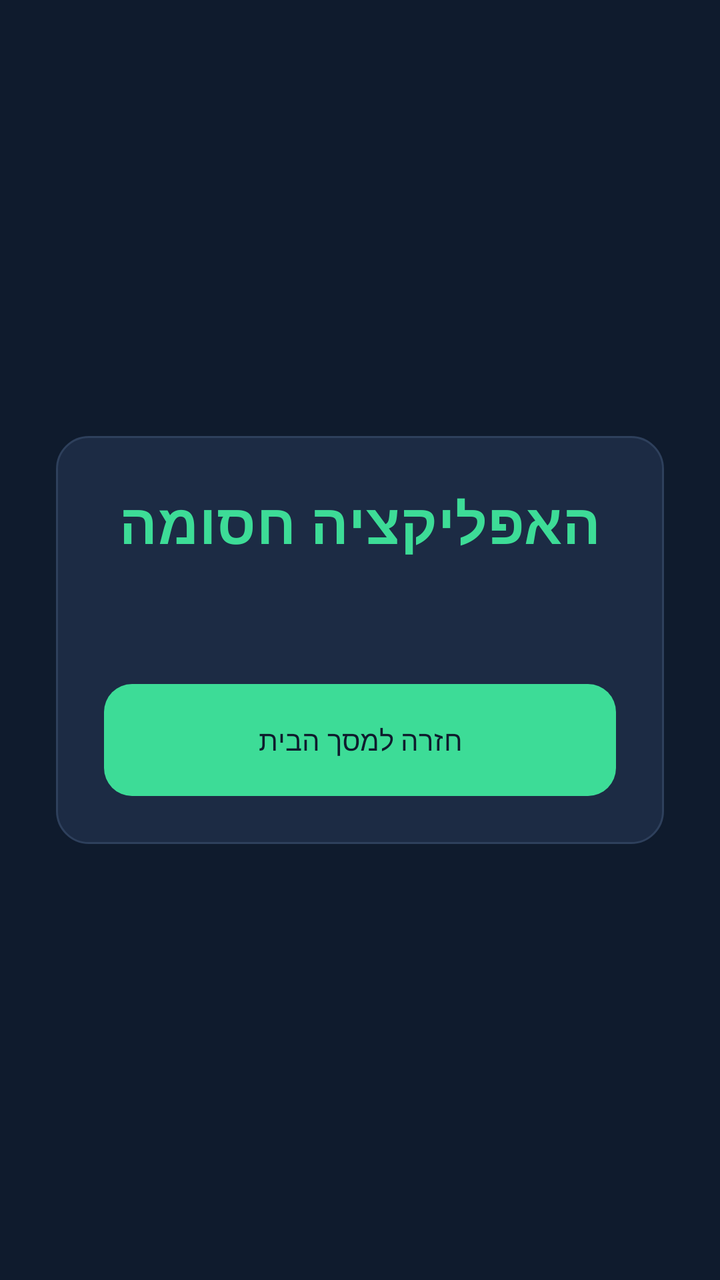
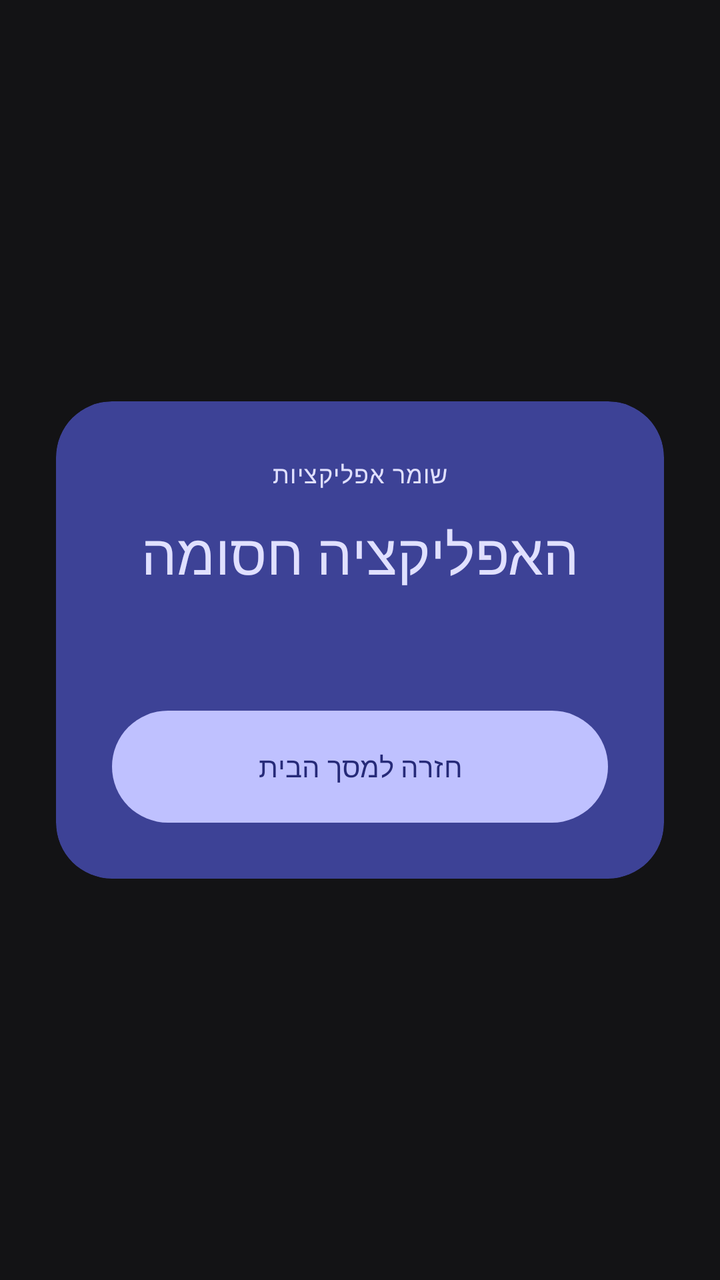

Screens rendered from an Android XML layout before and after an edit, with the pre-edit source and the edit as a unified diff.
<!-- AndroidManifest.xml: application theme Theme.AppGuard -->
<!-- res/layout/overlay_blocked.xml -->
<?xml version="1.0" encoding="utf-8"?>
<FrameLayout xmlns:android="http://schemas.android.com/apk/res/android"
    android:layout_width="match_parent"
    android:layout_height="match_parent"
    android:background="#F00F1B2D"
    android:layoutDirection="rtl"
    android:padding="28dp">

    <LinearLayout
        android:layout_width="match_parent"
        android:layout_height="wrap_content"
        android:layout_gravity="center"
        android:background="@drawable/bg_panel"
        android:orientation="vertical"
        android:padding="24dp">

        <TextView
            android:id="@+id/blockedTitle"
            style="@style/Text.Brand"
            android:layout_width="match_parent"
            android:layout_height="wrap_content"
            android:gravity="center"
            android:text="@string/blocked_title"
            android:textSize="28sp" />

        <TextView
            android:id="@+id/blockedMessage"
            android:layout_width="match_parent"
            android:layout_height="wrap_content"
            android:layout_marginTop="16dp"
            android:gravity="center"
            android:textColor="@color/text_secondary"
            android:textSize="16sp" />

        <com.google.android.material.button.MaterialButton
            android:id="@+id/btnGoHome"
            android:layout_width="match_parent"
            android:layout_height="56dp"
            android:layout_marginTop="24dp"
            android:text="@string/go_home" />
    </LinearLayout>
</FrameLayout>
<!-- resources referenced by this layout -->
<resources>
  <color name="text_secondary">#9AA8BC</color>
  <!-- drawable bg_panel (drawable) -->
  <?xml version="1.0" encoding="utf-8"?>
  <shape xmlns:android="http://schemas.android.com/apk/res/android"
      android:shape="rectangle">
      <solid android:color="@color/surface" />
      <corners android:radius="16dp" />
      <stroke
          android:width="1dp"
          android:color="@color/stroke" />
  </shape>
  <style name="Text.Brand" parent="TextAppearance.Material3.HeadlineLarge">
          <item name="android:textColor">@color/accent</item>
          <item name="android:textStyle">bold</item>
          <item name="android:letterSpacing">0.01</item>
      </style>
  <style name="Theme.AppGuard" parent="Theme.Material3.Dark.NoActionBar">
          <item name="colorPrimary">@color/accent</item>
          <item name="colorPrimaryContainer">@color/accent_dim</item>
          <item name="colorOnPrimary">@color/bg</item>
          <item name="colorSecondary">@color/warning</item>
          <item name="colorError">@color/danger</item>
          <item name="android:statusBarColor">@android:color/transparent</item>
          <item name="android:navigationBarColor">@android:color/transparent</item>
          <item name="android:windowBackground">@color/bg</item>
          <item name="android:textColorPrimary">@color/text_primary</item>
          <item name="android:textColorSecondary">@color/text_secondary</item>
          <item name="materialButtonStyle">@style/Widget.AppGuard.Button</item>
          <item name="android:windowLayoutInDisplayCutoutMode">shortEdges</item>
      </style>
  <color name="surface">#1C2B44</color>
  <color name="stroke">#2E405C</color>
  <color name="accent">#3DDC97</color>
  <color name="accent_dim">#2A9B6C</color>
  <color name="bg">#0F1B2D</color>
  <color name="warning">#FFCC66</color>
  <color name="danger">#F07178</color>
  <color name="text_primary">#F4F7FB</color>
  <style name="Widget.AppGuard.Button" parent="Widget.Material3.Button">
          <item name="backgroundTint">@color/accent</item>
          <item name="android:textColor">@color/bg</item>
          <item name="cornerRadius">14dp</item>
          <item name="android:minHeight">52dp</item>
          <item name="android:insetTop">0dp</item>
          <item name="android:insetBottom">0dp</item>
      </style>
  <!-- unchanged entries left out for length: 2 -->
</resources>

<!-- the commit's change to res/layout/overlay_blocked.xml (unified diff, before → after) -->
@@ -1,42 +1,58 @@
 <?xml version="1.0" encoding="utf-8"?>
 <FrameLayout xmlns:android="http://schemas.android.com/apk/res/android"
+    xmlns:app="http://schemas.android.com/apk/res-auto"
     android:layout_width="match_parent"
     android:layout_height="match_parent"
-    android:background="#F00F1B2D"
+    android:background="#CC131316"
     android:layoutDirection="rtl"
     android:padding="28dp">
 
-    <LinearLayout
+    <com.google.android.material.card.MaterialCardView
         android:layout_width="match_parent"
         android:layout_height="wrap_content"
         android:layout_gravity="center"
-        android:background="@drawable/bg_panel"
-        android:orientation="vertical"
-        android:padding="24dp">
+        app:cardBackgroundColor="@color/md_theme_primary_container"
+        app:shapeAppearanceOverlay="@style/Shape.AppGuard.CardHero">
 
-        <TextView
-            android:id="@+id/blockedTitle"
-            style="@style/Text.Brand"
+        <LinearLayout
             android:layout_width="match_parent"
             android:layout_height="wrap_content"
-            android:gravity="center"
-            android:text="@string/blocked_title"
-            android:textSize="28sp" />
+            android:orientation="vertical"
+            android:padding="28dp">
 
-        <TextView
-            android:id="@+id/blockedMessage"
-            android:layout_width="match_parent"
-            android:layout_height="wrap_content"
-            android:layout_marginTop="16dp"
-            android:gravity="center"
-            android:textColor="@color/text_secondary"
-            android:textSize="16sp" />
+            <TextView
+                style="@style/Text.Caption"
+                android:layout_width="match_parent"
+                android:layout_height="wrap_content"
+                android:gravity="center"
+                android:text="@string/app_name"
+                android:textColor="@color/md_theme_on_primary_container" />
 
-        <com.google.android.material.button.MaterialButton
-            android:id="@+id/btnGoHome"
-            android:layout_width="match_parent"
-            android:layout_height="56dp"
-            android:layout_marginTop="24dp"
-            android:text="@string/go_home" />
-    </LinearLayout>
+            <TextView
+                android:id="@+id/blockedTitle"
+                android:layout_width="match_parent"
+                android:layout_height="wrap_content"
+                android:layout_marginTop="12dp"
+                android:gravity="center"
+                android:text="@string/blocked_title"
+                android:textAppearance="@style/TextAppearance.Material3.HeadlineMedium"
+                android:textColor="@color/md_theme_on_primary_container" />
+
+            <TextView
+                android:id="@+id/blockedMessage"
+                android:layout_width="match_parent"
+                android:layout_height="wrap_content"
+                android:layout_marginTop="14dp"
+                android:gravity="center"
+                android:textAppearance="@style/TextAppearance.Material3.BodyLarge"
+                android:textColor="@color/md_theme_on_primary_container" />
+
+            <com.google.android.material.button.MaterialButton
+                android:id="@+id/btnGoHome"
+                android:layout_width="match_parent"
+                android:layout_height="56dp"
+                android:layout_marginTop="24dp"
+                android:text="@string/go_home" />
+        </LinearLayout>
+    </com.google.android.material.card.MaterialCardView>
 </FrameLayout>
<!-- resource entries referenced after the edit -->
@@ -1,50 +1,122 @@
 <!-- resources referenced by this layout -->
 <resources>
-  <color name="text_secondary">#9AA8BC</color>
-  <!-- drawable bg_panel (drawable) -->
-  <?xml version="1.0" encoding="utf-8"?>
-  <shape xmlns:android="http://schemas.android.com/apk/res/android"
-      android:shape="rectangle">
-      <solid android:color="@color/surface" />
-      <corners android:radius="16dp" />
-      <stroke
-          android:width="1dp"
-          android:color="@color/stroke" />
-  </shape>
-  <style name="Text.Brand" parent="TextAppearance.Material3.HeadlineLarge">
-          <item name="android:textColor">@color/accent</item>
-          <item name="android:textStyle">bold</item>
-          <item name="android:letterSpacing">0.01</item>
+  <color name="md_theme_on_primary_container">#E0E0FF</color>
+  <color name="md_theme_primary_container">#3D4296</color>
+  <string name="app_name">שומר אפליקציות</string>
+  <style name="Shape.AppGuard.CardHero" parent="ShapeAppearance.Material3.Corner.ExtraLarge">
+          <item name="cornerSize">28dp</item>
+      </style>
+  <style name="Text.Caption" parent="TextAppearance.Material3.LabelMedium">
+          <item name="android:textColor">?attr/colorOnSurfaceVariant</item>
       </style>
   <style name="Theme.AppGuard" parent="Theme.Material3.Dark.NoActionBar">
-          <item name="colorPrimary">@color/accent</item>
-          <item name="colorPrimaryContainer">@color/accent_dim</item>
-          <item name="colorOnPrimary">@color/bg</item>
-          <item name="colorSecondary">@color/warning</item>
-          <item name="colorError">@color/danger</item>
+          <item name="colorPrimary">@color/md_theme_primary</item>
+          <item name="colorOnPrimary">@color/md_theme_on_primary</item>
+          <item name="colorPrimaryContainer">@color/md_theme_primary_container</item>
+          <item name="colorOnPrimaryContainer">@color/md_theme_on_primary_container</item>
+          <item name="colorSecondary">@color/md_theme_secondary</item>
+          <item name="colorOnSecondary">@color/md_theme_on_secondary</item>
+          <item name="colorSecondaryContainer">@color/md_theme_secondary_container</item>
+          <item name="colorOnSecondaryContainer">@color/md_theme_on_secondary_container</item>
+          <item name="colorTertiary">@color/md_theme_tertiary</item>
+          <item name="colorOnTertiary">@color/md_theme_on_tertiary</item>
+          <item name="colorTertiaryContainer">@color/md_theme_tertiary_container</item>
+          <item name="colorOnTertiaryContainer">@color/md_theme_on_tertiary_container</item>
+          <item name="colorError">@color/md_theme_error</item>
+          <item name="colorOnError">@color/md_theme_on_error</item>
+          <item name="colorErrorContainer">@color/md_theme_error_container</item>
+          <item name="colorOnErrorContainer">@color/md_theme_on_error_container</item>
+          <item name="android:colorBackground">@color/md_theme_background</item>
+          <item name="colorOnBackground">@color/md_theme_on_background</item>
+          <item name="colorSurface">@color/md_theme_surface</item>
+          <item name="colorOnSurface">@color/md_theme_on_surface</item>
+          <item name="colorSurfaceVariant">@color/md_theme_surface_variant</item>
+          <item name="colorOnSurfaceVariant">@color/md_theme_on_surface_variant</item>
+          <item name="colorOutline">@color/md_theme_outline</item>
+          <item name="colorOutlineVariant">@color/md_theme_outline_variant</item>
+          <item name="colorSurfaceContainer">@color/md_theme_surface_container</item>
+          <item name="colorSurfaceContainerHigh">@color/md_theme_surface_container_high</item>
+          <item name="colorSurfaceContainerHighest">@color/md_theme_surface_container_highest</item>
+          <item name="colorSurfaceContainerLow">@color/md_theme_surface_container_low</item>
+          <item name="colorSurfaceContainerLowest">@color/md_theme_background</item>
           <item name="android:statusBarColor">@android:color/transparent</item>
           <item name="android:navigationBarColor">@android:color/transparent</item>
-          <item name="android:windowBackground">@color/bg</item>
-          <item name="android:textColorPrimary">@color/text_primary</item>
-          <item name="android:textColorSecondary">@color/text_secondary</item>
+          <item name="android:windowBackground">@color/md_theme_background</item>
+          <item name="android:windowLayoutInDisplayCutoutMode">shortEdges</item>
           <item name="materialButtonStyle">@style/Widget.AppGuard.Button</item>
-          <item name="android:windowLayoutInDisplayCutoutMode">shortEdges</item>
+          <item name="materialCardViewStyle">@style/Widget.AppGuard.Card</item>
+          <item name="checkboxStyle">@style/Widget.AppGuard.CheckBox</item>
+          <item name="materialSwitchStyle">@style/Widget.AppGuard.Switch</item>
+          <item name="textInputStyle">@style/Widget.AppGuard.TextInput</item>
+          <item name="toolbarStyle">@style/Widget.AppGuard.Toolbar</item>
+          <item name="chipStyle">@style/Widget.AppGuard.Chip</item>
       </style>
-  <color name="surface">#1C2B44</color>
-  <color name="stroke">#2E405C</color>
-  <color name="accent">#3DDC97</color>
-  <color name="accent_dim">#2A9B6C</color>
-  <color name="bg">#0F1B2D</color>
-  <color name="warning">#FFCC66</color>
-  <color name="danger">#F07178</color>
-  <color name="text_primary">#F4F7FB</color>
+  <color name="md_theme_primary">#BFC1FF</color>
+  <color name="md_theme_on_primary">#262A78</color>
+  <color name="md_theme_secondary">#C5C4DD</color>
+  <color name="md_theme_on_secondary">#2E2F42</color>
+  <color name="md_theme_secondary_container">#444559</color>
+  <color name="md_theme_on_secondary_container">#E1E0F9</color>
+  <color name="md_theme_tertiary">#E9B9D3</color>
+  <color name="md_theme_on_tertiary">#46263A</color>
+  <color name="md_theme_tertiary_container">#5F3C51</color>
+  <color name="md_theme_on_tertiary_container">#FFD8EB</color>
+  <color name="md_theme_error">#FFB4AB</color>
+  <color name="md_theme_on_error">#690005</color>
+  <color name="md_theme_error_container">#93000A</color>
+  <color name="md_theme_on_error_container">#FFDAD6</color>
+  <color name="md_theme_background">#131316</color>
+  <color name="md_theme_on_background">#E4E1E6</color>
+  <color name="md_theme_surface">#131316</color>
+  <color name="md_theme_on_surface">#E4E1E6</color>
+  <color name="md_theme_surface_variant">#46464F</color>
+  <color name="md_theme_on_surface_variant">#C7C5D0</color>
+  <color name="md_theme_outline">#91909A</color>
+  <color name="md_theme_outline_variant">#46464F</color>
+  <color name="md_theme_surface_container">#1C1B1F</color>
+  <color name="md_theme_surface_container_high">#2B2930</color>
+  <color name="md_theme_surface_container_highest">#36343B</color>
+  <color name="md_theme_surface_container_low">#1B1B1F</color>
   <style name="Widget.AppGuard.Button" parent="Widget.Material3.Button">
-          <item name="backgroundTint">@color/accent</item>
-          <item name="android:textColor">@color/bg</item>
-          <item name="cornerRadius">14dp</item>
-          <item name="android:minHeight">52dp</item>
+          <item name="android:minHeight">56dp</item>
           <item name="android:insetTop">0dp</item>
           <item name="android:insetBottom">0dp</item>
+          <item name="cornerRadius">28dp</item>
+          <item name="android:textAllCaps">false</item>
+          <item name="elevation">0dp</item>
+      </style>
+  <style name="Widget.AppGuard.Card" parent="Widget.Material3.CardView.Filled">
+          <item name="cardBackgroundColor">?attr/colorSurfaceContainer</item>
+          <item name="cardElevation">0dp</item>
+          <item name="strokeWidth">0dp</item>
+          <item name="shapeAppearance">@style/Shape.AppGuard.Card</item>
+      </style>
+  <style name="Widget.AppGuard.CheckBox" parent="Widget.Material3.CompoundButton.CheckBox" />
+  <style name="Widget.AppGuard.Switch" parent="Widget.Material3.CompoundButton.MaterialSwitch" />
+  <style name="Widget.AppGuard.TextInput" parent="Widget.Material3.TextInputLayout.FilledBox">
+          <item name="boxBackgroundColor">?attr/colorSurfaceContainerHighest</item>
+          <item name="boxStrokeWidth">0dp</item>
+          <item name="boxStrokeWidthFocused">0dp</item>
+          <item name="hintTextColor">?attr/colorOnSurfaceVariant</item>
+          <item name="shapeAppearance">@style/Shape.AppGuard.Pill</item>
+      </style>
+  <style name="Widget.AppGuard.Toolbar" parent="Widget.Material3.Toolbar">
+          <item name="android:background">@android:color/transparent</item>
+          <item name="titleCentered">true</item>
+          <item name="titleTextColor">?attr/colorOnSurface</item>
+      </style>
+  <style name="Widget.AppGuard.Chip" parent="Widget.Material3.Chip.Assist">
+          <item name="chipBackgroundColor">?attr/colorSurfaceContainerHighest</item>
+          <item name="android:textColor">?attr/colorOnSurfaceVariant</item>
+          <item name="chipMinHeight">28dp</item>
+          <item name="chipCornerRadius">8dp</item>
+          <item name="ensureMinTouchTargetSize">false</item>
+      </style>
+  <style name="Shape.AppGuard.Card" parent="ShapeAppearance.Material3.Corner.Large">
+          <item name="cornerSize">16dp</item>
+      </style>
+  <style name="Shape.AppGuard.Pill" parent="ShapeAppearance.Material3.Corner.Full">
+          <item name="cornerSize">50%</item>
       </style>
   <!-- unchanged entries left out for length: 2 -->
 </resources>
